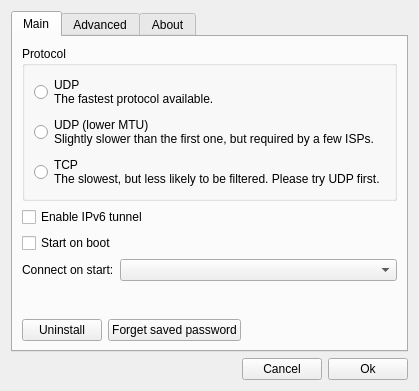
First picture: the form in src/settingswindow.ui, repository PacketImpact/lvpngui, before the edit.
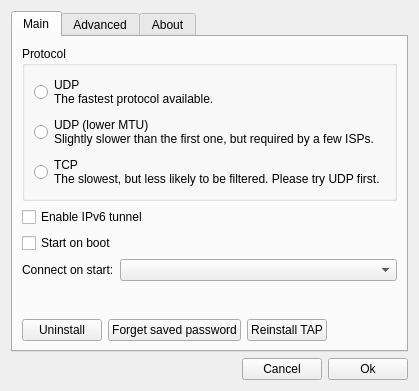
Second picture: the form after the edit.

Commit message: Code style fix, add reinstall TAP button

```diff
--- a/src/settingswindow.ui
+++ b/src/settingswindow.ui
@@ -142,6 +142,13 @@
            </property>
           </widget>
          </item>
+         <item>
+          <widget class="QPushButton" name="reinstallTAPButton">
+           <property name="text">
+            <string>Reinstall TAP</string>
+           </property>
+          </widget>
+         </item>
          <item>
           <spacer name="horizontalSpacer_3">
            <property name="orientation">
```
The commit also changes 9 other files.
